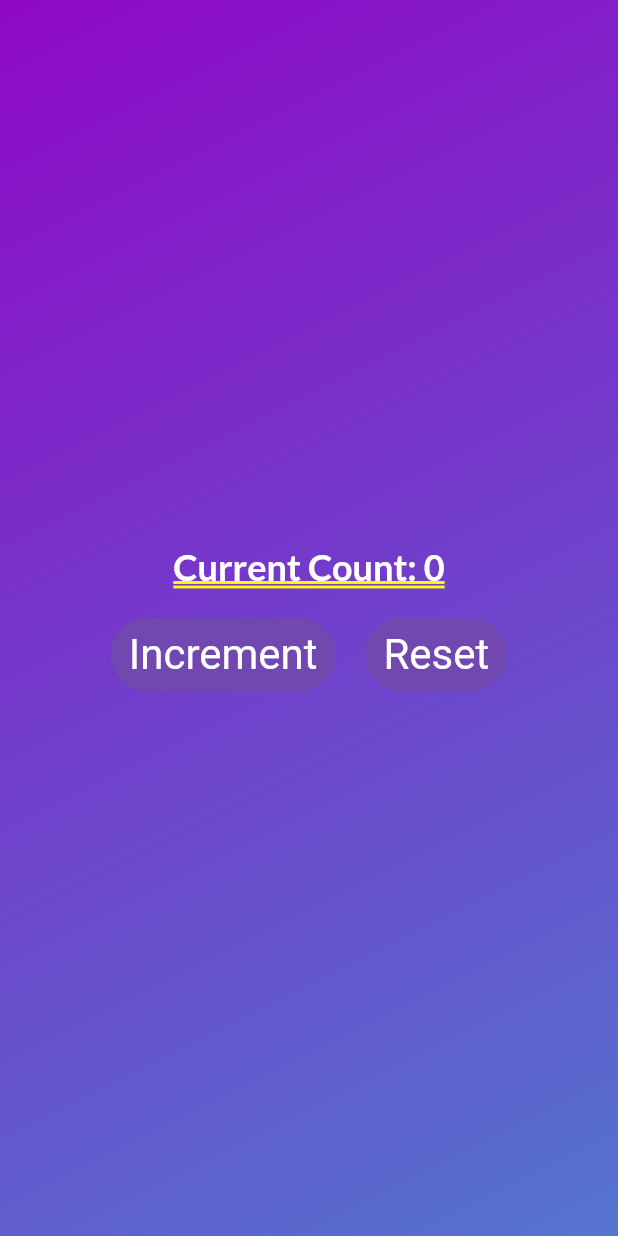
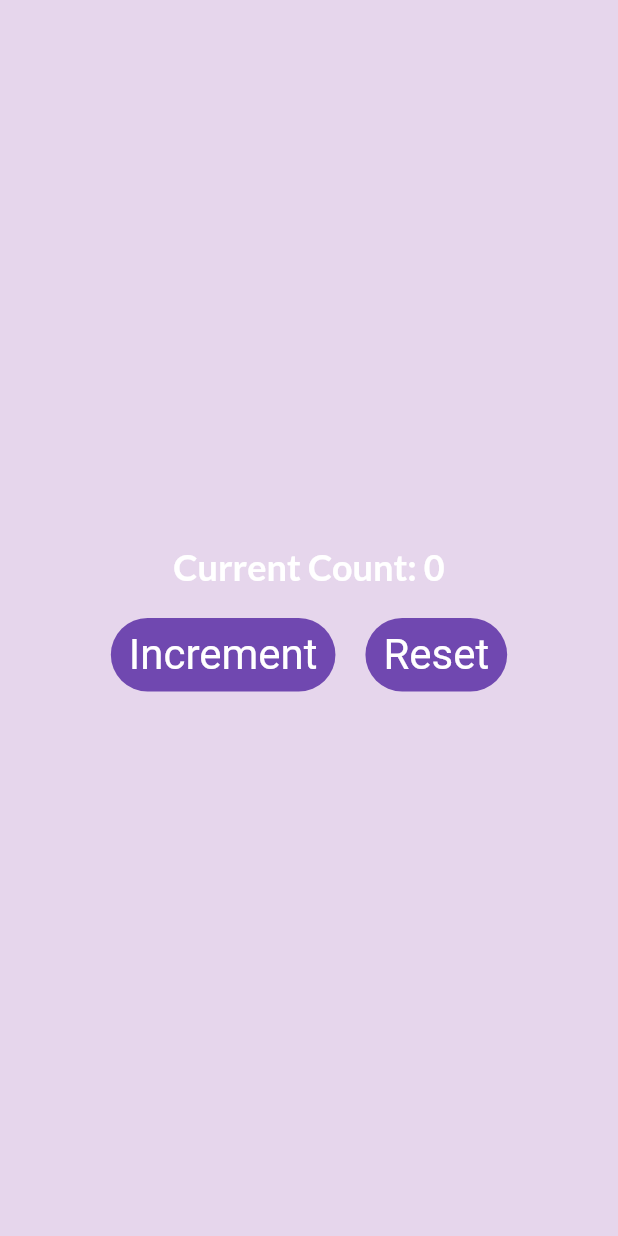
Before and after one commit to Marieezouaa/cw1, a Flutter app: the screen it shows after launch, after a tap on "Increment", after a tap on "Reset", on a phone screen of 412 x 824 dp. Run offline on Flutter 3.47's test engine with Material 3 defaults, Android fonts, the phone set to English and light mode, and no system bars; our stand-ins replace google_fonts.

Commit message:
Removed yellow lines under text, I also changes initNumber variable to counter

```diff
--- a/cw1v2/lib/count_incrementer.dart
+++ b/cw1v2/lib/count_incrementer.dart
@@ -11,17 +11,17 @@ class CountIncrementer extends StatefulWidget {
 }
 
 class _CountIncrementer extends State<CountIncrementer> {
-  var initNumber = 0;
+  var counter = 0;
 
   void increment() {
     setState(() {
-      initNumber++;
+      counter++;
     });
   }
 
   void reset() {
     setState(() {
-      initNumber = 0;
+      counter = 0;
     });
   }
 
@@ -31,12 +31,15 @@ class _CountIncrementer extends State<CountIncrementer> {
       home: Column(
         mainAxisAlignment: MainAxisAlignment.center,
         children: [
-          Text(
-            "Current Count: $initNumber",
-            style: GoogleFonts.lato(
-              color: Colors.white,
-              fontSize: 24,
-              fontWeight: FontWeight.bold,
+          DefaultTextStyle(
+            style: const TextStyle(), //removes yellow lines
+            child: Text(
+              "Current Count: $counter",
+              style: GoogleFonts.lato(
+                color: Colors.white,
+                fontSize: 24,
+                fontWeight: FontWeight.bold,
+              ),
             ),
           ),
           const SizedBox(
--- a/cw1v2/lib/main.dart
+++ b/cw1v2/lib/main.dart
@@ -6,7 +6,9 @@ void main() {
     const MaterialApp(
       home: Scaffold(
         body: Styles(
-            Color.fromRGBO(143, 264, 198, 1), Color.fromRGBO(84, 116, 207, 1)),
+          Color.fromRGBO(230, 214, 236, 1),
+          Color.fromRGBO(230, 214, 236, 1),
+        ),
       ),
     ),
   );
--- a/cw1v2/pubspec.yaml
+++ b/cw1v2/pubspec.yaml
@@ -35,6 +35,7 @@ dependencies:
   # The following adds the Cupertino Icons font to your application.
   # Use with the CupertinoIcons class for iOS style icons.
   cupertino_icons: ^1.0.8
+  google_fonts: ^6.2.1
 
 dev_dependencies:
   flutter_test:
```
Also changed, not shown: cw1v2/pubspec.lock, 10 other files.
